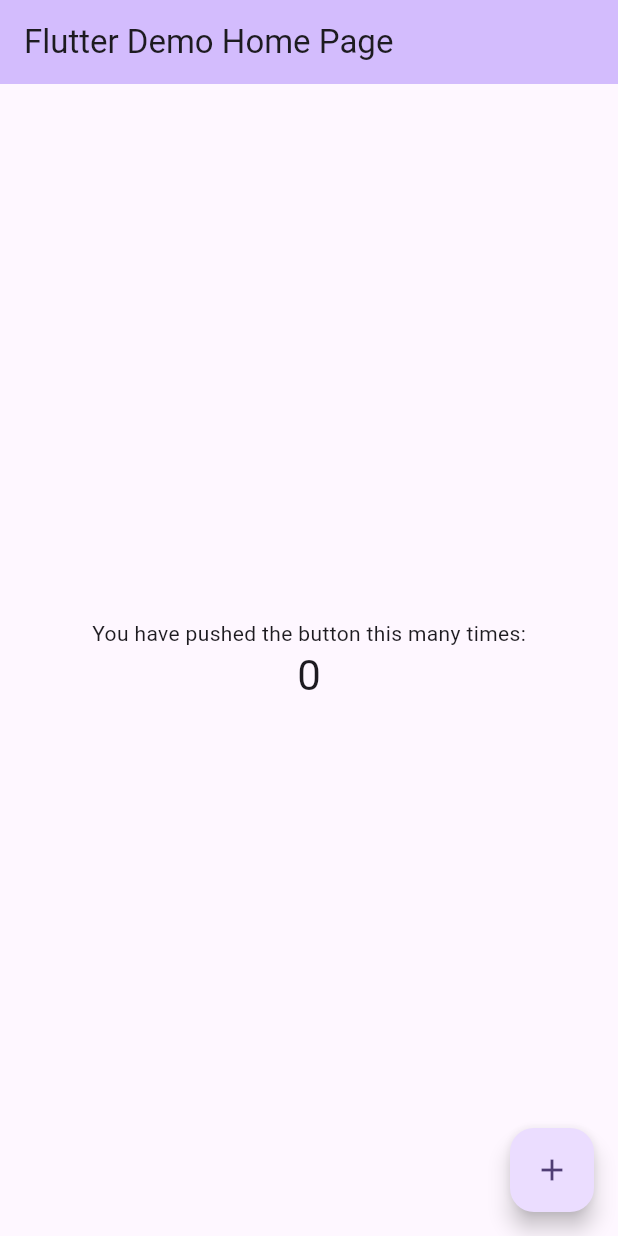
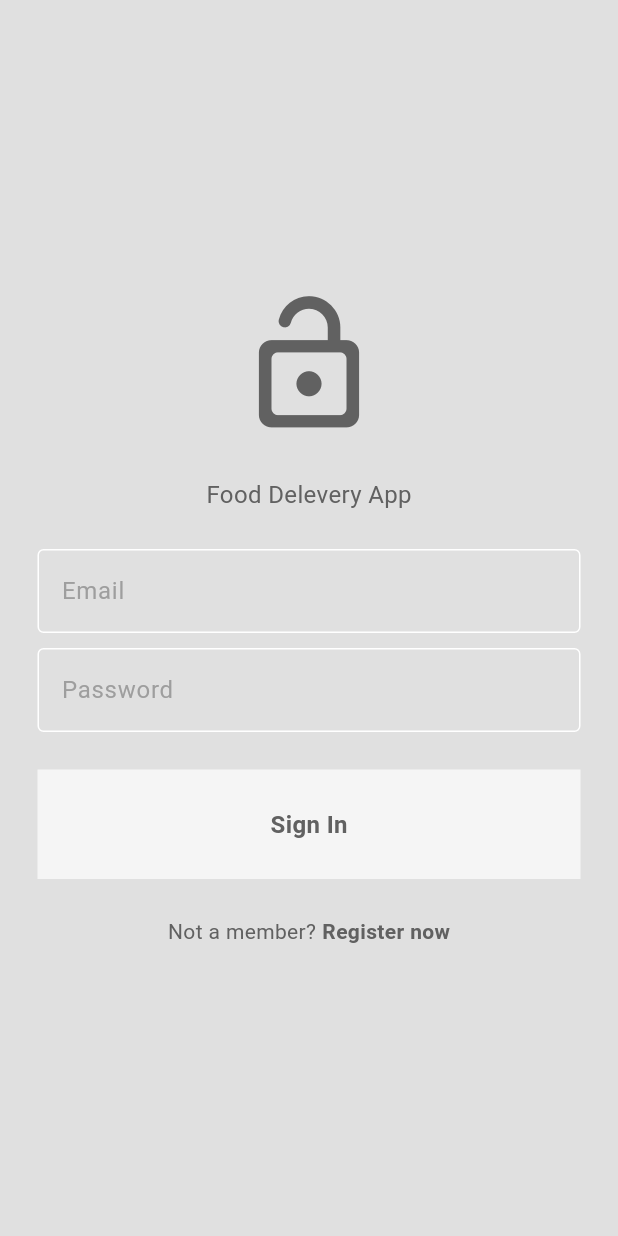
Before and after one commit to thaicanhth/appfood, a Flutter app: the screen it shows after launch, on a phone screen of 412 x 824 dp. Run offline on Flutter 3.47's test engine with Material 3 defaults, Android fonts, the phone set to English and light mode, and no system bars.

Commit message:
first commit

```diff
--- /dev/null
+++ b/lib/components/my_button.dart
@@ -0,0 +1,32 @@
+import 'package:flutter/material.dart';
+
+class MyButton extends StatelessWidget {
+  final Function()? onTap;
+  final String text;
+  const MyButton({
+    super.key,
+    required this.text,
+    required this.onTap,
+  });
+
+  @override
+  Widget build(BuildContext context) {
+    return GestureDetector(
+      onTap: onTap,
+      child: Container(
+        padding: EdgeInsets.all(25),
+        margin: EdgeInsets.symmetric(horizontal: 25),
+        decoration: BoxDecoration(color: Theme.of(context).colorScheme.secondary),
+        child: Center(
+          child: Text(text,
+          style: TextStyle(
+            fontWeight: FontWeight.bold,
+            color: Theme.of(context).colorScheme.inversePrimary,
+            fontSize: 16,
+          ),
+          ),
+        ),
+      ),
+    );
+  }
+}
--- /dev/null
+++ b/lib/components/my_textfield.dart
@@ -0,0 +1,34 @@
+import 'package:flutter/material.dart';
+
+class MyTextField extends StatelessWidget {
+  final TextEditingController controller;
+  final String hintText;
+  final bool obscureText;
+
+  const MyTextField(
+      {super.key,
+      required this.controller,
+      required this.hintText,
+      required this.obscureText});
+
+  @override
+  Widget build(BuildContext context) {
+    return Padding(
+      padding: const EdgeInsets.symmetric(horizontal: 25),
+      child: TextField(
+        controller: controller,
+        obscureText: obscureText,
+        decoration: InputDecoration(
+          enabledBorder: OutlineInputBorder(
+            borderSide: BorderSide(color: Theme.of(context).colorScheme.tertiary),
+          ),
+          focusedBorder: OutlineInputBorder(
+            borderSide: BorderSide(color: Theme.of(context).colorScheme.primary),
+          ),
+          hintText: hintText,
+          hintStyle: TextStyle(color: Theme.of(context).colorScheme.primary),
+        ),
+      ),
+    );
+  }
+}
--- a/lib/main.dart
+++ b/lib/main.dart
@@ -1,7 +1,15 @@
+
+import 'package:appfood/themes/theme_provider.dart';
 import 'package:flutter/material.dart';
+import 'package:provider/provider.dart';
+
+import 'page/login_page.dart';
 
 void main() {
-  runApp(const MyApp());
+  runApp(ChangeNotifierProvider(
+    create: (context) => ThemProvider(),
+    child: const MyApp(),
+  ));
 }
 
 class MyApp extends StatelessWidget {
@@ -11,115 +19,11 @@ class MyApp extends StatelessWidget {
   @override
   Widget build(BuildContext context) {
     return MaterialApp(
-      title: 'Flutter Demo',
-      theme: ThemeData(
-        // This is the theme of your application.
-        //
-        // TRY THIS: Try running your application with "flutter run". You'll see
-        // the application has a purple toolbar. Then, without quitting the app,
-        // try changing the seedColor in the colorScheme below to Colors.green
-        // and then invoke "hot reload" (save your changes or press the "hot
-        // reload" button in a Flutter-supported IDE, or press "r" if you used
-        // the command line to start the app).
-        //
-        // Notice that the counter didn't reset back to zero; the application
-        // state is not lost during the reload. To reset the state, use hot
-        // restart instead.
-        //
-        // This works for code too, not just values: Most code changes can be
-        // tested with just a hot reload.
-        colorScheme: ColorScheme.fromSeed(seedColor: Colors.deepPurple),
-        useMaterial3: true,
+      debugShowCheckedModeBanner: false,
+      home:  LoginPage(
+        onTap: (){},
       ),
-      home: const MyHomePage(title: 'Flutter Demo Home Page'),
+      theme: Provider.of<ThemProvider>(context).themData,
     );
   }
 }
-
-class MyHomePage extends StatefulWidget {
-  const MyHomePage({super.key, required this.title});
-
-  // This widget is the home page of your application. It is stateful, meaning
-  // that it has a State object (defined below) that contains fields that affect
-  // how it looks.
-
-  // This class is the configuration for the state. It holds the values (in this
-  // case the title) provided by the parent (in this case the App widget) and
-  // used by the build method of the State. Fields in a Widget subclass are
-  // always marked "final".
-
-  final String title;
-
-  @override
-  State<MyHomePage> createState() => _MyHomePageState();
-}
-
-class _MyHomePageState extends State<MyHomePage> {
-  int _counter = 0;
-
-  void _incrementCounter() {
-    setState(() {
-      // This call to setState tells the Flutter framework that something has
-      // changed in this State, which causes it to rerun the build method below
-      // so that the display can reflect the updated values. If we changed
-      // _counter without calling setState(), then the build method would not be
-      // called again, and so nothing would appear to happen.
-      _counter++;
-    });
-  }
-
-  @override
-  Widget build(BuildContext context) {
-    // This method is rerun every time setState is called, for instance as done
-    // by the _incrementCounter method above.
-    //
-    // The Flutter framework has been optimized to make rerunning build methods
-    // fast, so that you can just rebuild anything that needs updating rather
-    // than having to individually change instances of widgets.
-    return Scaffold(
-      appBar: AppBar(
-        // TRY THIS: Try changing the color here to a specific color (to
-        // Colors.amber, perhaps?) and trigger a hot reload to see the AppBar
-        // change color while the other colors stay the same.
-        backgroundColor: Theme.of(context).colorScheme.inversePrimary,
-        // Here we take the value from the MyHomePage object that was created by
-        // the App.build method, and use it to set our appbar title.
-        title: Text(widget.title),
-      ),
-      body: Center(
-        // Center is a layout widget. It takes a single child and positions it
-        // in the middle of the parent.
-        child: Column(
-          // Column is also a layout widget. It takes a list of children and
-          // arranges them vertically. By default, it sizes itself to fit its
-          // children horizontally, and tries to be as tall as its parent.
-          //
-          // Column has various properties to control how it sizes itself and
-          // how it positions its children. Here we use mainAxisAlignment to
-          // center the children vertically; the main axis here is the vertical
-          // axis because Columns are vertical (the cross axis would be
-          // horizontal).
-          //
-          // TRY THIS: Invoke "debug painting" (choose the "Toggle Debug Paint"
-          // action in the IDE, or press "p" in the console), to see the
-          // wireframe for each widget.
-          mainAxisAlignment: MainAxisAlignment.center,
-          children: <Widget>[
-            const Text(
-              'You have pushed the button this many times:',
-            ),
-            Text(
-              '$_counter',
-              style: Theme.of(context).textTheme.headlineMedium,
-            ),
-          ],
-        ),
-      ),
-      floatingActionButton: FloatingActionButton(
-        onPressed: _incrementCounter,
-        tooltip: 'Increment',
-        child: const Icon(Icons.add),
-      ), // This trailing comma makes auto-formatting nicer for build methods.
-    );
-  }
-}
--- /dev/null
+++ b/lib/page/login_page.dart
@@ -0,0 +1,94 @@
+import 'package:appfood/components/my_button.dart';
+import 'package:appfood/components/my_textfield.dart';
+import 'package:flutter/cupertino.dart';
+import 'package:flutter/material.dart';
+
+class LoginPage extends StatefulWidget {
+  final void Function()? onTap;
+  const LoginPage({super.key, required this.onTap});
+
+  @override
+  State<LoginPage> createState() => _LoginPageState();
+}
+
+class _LoginPageState extends State<LoginPage> {
+  final TextEditingController emailController = TextEditingController();
+  final TextEditingController passwordController = TextEditingController();
+
+  @override
+  Widget build(BuildContext context) {
+    return Scaffold(
+      backgroundColor: Theme.of(context).colorScheme.background,
+      body: Center(
+        child: Column(
+          mainAxisAlignment: MainAxisAlignment.center,
+          children: [
+            //logo
+            Icon(
+              Icons.lock_open_rounded,
+              size: 100,
+              color: Theme.of(context).colorScheme.inversePrimary,
+            ),
+            SizedBox(
+              height: 25,
+            ),
+            //message, ap slogan
+            Text(
+              "Food Delevery App",
+              style: TextStyle(
+                  fontSize: 16,
+                  color: Theme.of(context).colorScheme.inversePrimary),
+            ),
+            SizedBox(
+              height: 25,
+            ),
+            //email textfield
+            MyTextField(
+                controller: emailController,
+                hintText: "Email",
+                obscureText: false),
+            SizedBox(
+              height: 10,
+            ),
+            //password textfield
+            MyTextField(
+                controller: passwordController,
+                hintText: "Password",
+                obscureText: true),
+            SizedBox(
+              height: 25,
+            ),
+            //sign in button
+            MyButton(text: "Sign In", onTap: () {}),
+            SizedBox(
+              height: 25,
+            ),
+            // not a member? register now
+            GestureDetector(
+              onTap: widget.onTap,
+              child: Row(
+                mainAxisAlignment: MainAxisAlignment.center,
+                children: [
+                  Text(
+                    "Not a member?",
+                    style: TextStyle(
+                        color: Theme.of(context).colorScheme.inversePrimary),
+                  ),
+                  SizedBox(
+                    width: 4,
+                  ),
+                  Text(
+                    "Register now",
+                    style: TextStyle(
+                        color: Theme.of(context).colorScheme.inversePrimary,
+                        fontWeight: FontWeight.bold),
+                  ),
+                ],
+              ),
+            ),
+          ],
+        ),
+      ),
+    );
+  }
+}
--- /dev/null
+++ b/lib/themes/dark_mode.dart
@@ -0,0 +1,10 @@
+import 'package:flutter/material.dart';
+ThemeData darkMode = ThemeData(
+    colorScheme: ColorScheme.dark(
+      background: Color.fromARGB(255, 20, 20, 20),
+      primary: Color.fromARGB(255, 122, 122, 122),
+      secondary: Color.fromARGB(255, 30, 30, 30),
+      tertiary: Color.fromARGB(255, 47, 47, 47),
+      inversePrimary: Colors.grey.shade300,
+    )
+);
--- /dev/null
+++ b/lib/themes/light_mode.dart
@@ -0,0 +1,10 @@
+import 'package:flutter/material.dart';
+ThemeData lightMode = ThemeData(
+  colorScheme: ColorScheme.light(
+    background: Colors.grey.shade300,
+    primary: Colors.grey.shade500,
+    secondary: Colors.grey.shade100,
+    tertiary: Colors.white,
+    inversePrimary: Colors.grey.shade700,
+  )
+);
--- /dev/null
+++ b/lib/themes/theme_provider.dart
@@ -0,0 +1,19 @@
+import 'package:appfood/themes/dark_mode.dart';
+import 'package:appfood/themes/light_mode.dart';
+import 'package:flutter/material.dart';
+class ThemProvider with ChangeNotifier {
+  ThemeData _themeData = lightMode;
+  ThemeData get themData => _themeData;
+  bool get isDarkMode => _themeData == darkMode;
+  set themeData(ThemeData themeData) {
+    _themeData = themeData;
+    notifyListeners();
+  }
+  void toogleTheme() {
+    if (_themeData == lightMode) {
+      themeData = darkMode;
+    } else {
+      themeData = lightMode;
+    }
+  }
+}
--- a/pubspec.yaml
+++ b/pubspec.yaml
@@ -35,6 +35,7 @@ dependencies:
   # The following adds the Cupertino Icons font to your application.
   # Use with the CupertinoIcons class for iOS style icons.
   cupertino_icons: ^1.0.6
+  provider: ^6.1.2
 
 dev_dependencies:
   flutter_test:
```
Also changed, not shown: lib/page/register_page.dart (added, +105 -0 lines), pubspec.lock.
